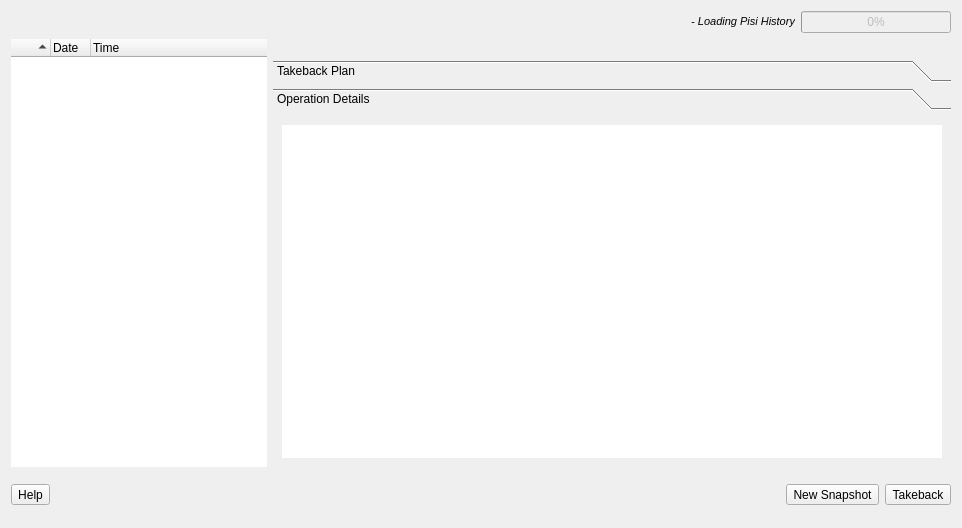
First picture: the form in kde4/history-manager/ui/mainwindow.ui, repository pars-linux/uludag, before the edit.
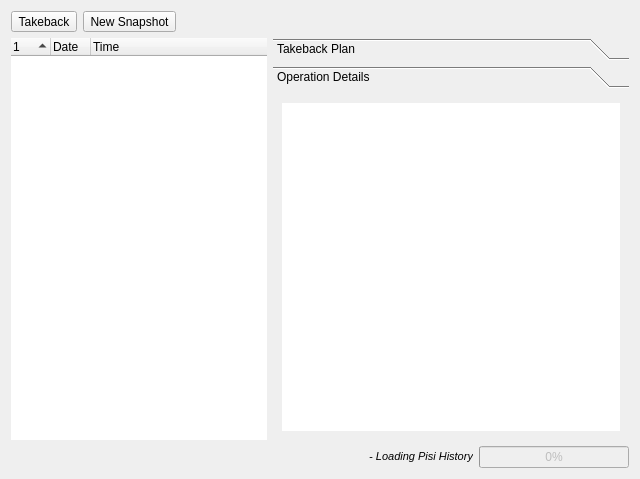
Second picture: the form after the edit. Icons and pictures are not drawn.

Commit message: remove help

The edit to the form file:
```diff
--- a/kde4/history-manager/ui/mainwindow.ui
+++ b/kde4/history-manager/ui/mainwindow.ui
@@ -6,8 +6,8 @@
    <rect>
     <x>0</x>
     <y>0</y>
-    <width>962</width>
-    <height>528</height>
+    <width>640</width>
+    <height>479</height>
    </rect>
   </property>
   <property name="windowTitle">
@@ -15,81 +15,130 @@
   </property>
   <layout class="QGridLayout" name="gridLayout">
    <item row="0" column="0" colspan="2">
-    <layout class="QHBoxLayout" name="horizontalLayout_3">
+    <layout class="QHBoxLayout" name="horizontalLayout">
      <item>
-      <spacer name="horizontalSpacer_3">
+      <layout class="QHBoxLayout" name="horizontalLayout_4">
+       <item>
+        <widget class="QToolButton" name="restoreTB">
+         <property name="sizePolicy">
+          <sizepolicy hsizetype="Minimum" vsizetype="Fixed">
+           <horstretch>0</horstretch>
+           <verstretch>0</verstretch>
+          </sizepolicy>
+         </property>
+         <property name="text">
+          <string>Takeback</string>
+         </property>
+         <property name="iconSize">
+          <size>
+           <width>24</width>
+           <height>24</height>
+          </size>
+         </property>
+         <property name="toolButtonStyle">
+          <enum>Qt::ToolButtonTextUnderIcon</enum>
+         </property>
+        </widget>
+       </item>
+       <item>
+        <widget class="QToolButton" name="newSnapshotTB">
+         <property name="sizePolicy">
+          <sizepolicy hsizetype="Minimum" vsizetype="Fixed">
+           <horstretch>0</horstretch>
+           <verstretch>0</verstretch>
+          </sizepolicy>
+         </property>
+         <property name="text">
+          <string>New Snapshot</string>
+         </property>
+         <property name="iconSize">
+          <size>
+           <width>24</width>
+           <height>24</height>
+          </size>
+         </property>
+         <property name="toolButtonStyle">
+          <enum>Qt::ToolButtonTextUnderIcon</enum>
+         </property>
+        </widget>
+       </item>
+       <item>
+        <spacer name="horizontalSpacer_2">
        <property name="orientation">
         <enum>Qt::Horizontal</enum>
        </property>
-       <property name="sizeType">
-        <enum>QSizePolicy::Preferred</enum>
-       </property>
        <property name="sizeHint" stdset="0">
         <size>
-         <width>298</width>
-         <height>21</height>
+           <width>40</width>
+           <height>20</height>
         </size>
        </property>
       </spacer>
      </item>
+      </layout>
+     </item>
      <item>
-      <widget class="QLabel" name="opTypeLabel">
+      <layout class="QHBoxLayout" name="horizontalLayout_2">
+       <item>
+        <widget class="QLabel" name="noLabel">
        <property name="font">
         <font>
-         <pointsize>8</pointsize>
          <weight>50</weight>
-         <italic>true</italic>
          <bold>false</bold>
          <strikeout>false</strikeout>
         </font>
        </property>
-       <property name="autoFillBackground">
-        <bool>false</bool>
+         <property name="frameShape">
+          <enum>QFrame::NoFrame</enum>
        </property>
        <property name="frameShadow">
         <enum>QFrame::Plain</enum>
        </property>
        <property name="text">
-        <string>- Loading Pisi History</string>
+          <string>&lt;!DOCTYPE HTML PUBLIC &quot;-//W3C//DTD HTML 4.0//EN&quot; &quot;http://www.w3.org/TR/REC-html40/strict.dtd&quot;&gt;
+&lt;html&gt;&lt;head&gt;&lt;meta name=&quot;qrichtext&quot; content=&quot;1&quot; /&gt;&lt;style type=&quot;text/css&quot;&gt;
+p, li { white-space: pre-wrap; }
+&lt;/style&gt;&lt;/head&gt;&lt;body style=&quot; font-family:'Sans Serif'; font-size:10pt; font-weight:400; font-style:normal;&quot;&gt;
+&lt;p style=&quot;-qt-paragraph-type:empty; margin-top:0px; margin-bottom:0px; margin-left:0px; margin-right:0px; -qt-block-indent:0; text-indent:0px;&quot;&gt;&lt;/p&gt;&lt;/body&gt;&lt;/html&gt;</string>
        </property>
        <property name="textFormat">
         <enum>Qt::RichText</enum>
        </property>
-       <property name="alignment">
-        <set>Qt::AlignRight|Qt::AlignTrailing|Qt::AlignVCenter</set>
-       </property>
        <property name="textInteractionFlags">
         <set>Qt::NoTextInteraction</set>
        </property>
       </widget>
      </item>
      <item>
-      <widget class="QProgressBar" name="progressBar">
-       <property name="enabled">
-        <bool>false</bool>
-       </property>
-       <property name="sizePolicy">
-        <sizepolicy hsizetype="Minimum" vsizetype="Fixed">
-         <horstretch>0</horstretch>
-         <verstretch>0</verstretch>
-        </sizepolicy>
-       </property>
-       <property name="maximumSize">
-        <size>
-         <width>150</width>
-         <height>16777215</height>
-        </size>
-       </property>
-       <property name="value">
-        <number>0</number>
-       </property>
-       <property name="alignment">
-        <set>Qt::AlignCenter</set>
-       </property>
-       <property name="format">
-        <string>%p%</string>
-       </property>
-      </widget>
+        <widget class="QLabel" name="typeLabel">
+         <property name="font">
+          <font>
+           <weight>50</weight>
+           <bold>false</bold>
+          </font>
+         </property>
+         <property name="frameShape">
+          <enum>QFrame::NoFrame</enum>
+         </property>
+         <property name="frameShadow">
+          <enum>QFrame::Plain</enum>
+         </property>
+         <property name="text">
+          <string>&lt;!DOCTYPE HTML PUBLIC &quot;-//W3C//DTD HTML 4.0//EN&quot; &quot;http://www.w3.org/TR/REC-html40/strict.dtd&quot;&gt;
+&lt;html&gt;&lt;head&gt;&lt;meta name=&quot;qrichtext&quot; content=&quot;1&quot; /&gt;&lt;style type=&quot;text/css&quot;&gt;
+p, li { white-space: pre-wrap; }
+&lt;/style&gt;&lt;/head&gt;&lt;body style=&quot; font-family:'Sans Serif'; font-size:10pt; font-weight:400; font-style:normal;&quot;&gt;
+&lt;p style=&quot;-qt-paragraph-type:empty; margin-top:0px; margin-bottom:0px; margin-left:0px; margin-right:0px; -qt-block-indent:0; text-indent:0px;&quot;&gt;&lt;/p&gt;&lt;/body&gt;&lt;/html&gt;</string>
+         </property>
+         <property name="textFormat">
+          <enum>Qt::RichText</enum>
+         </property>
+         <property name="textInteractionFlags">
+          <set>Qt::NoTextInteraction</set>
+         </property>
+        </widget>
+       </item>
+      </layout>
      </item>
     </layout>
    </item>
@@ -103,7 +152,7 @@
      </property>
      <property name="minimumSize">
       <size>
-       <width>200</width>
+       <width>100</width>
        <height>0</height>
       </size>
      </property>
@@ -148,7 +197,7 @@
      </attribute>
      <column>
       <property name="text">
-       <string> </string>
+       <string/>
       </property>
      </column>
      <column>
@@ -165,70 +214,6 @@
    </item>
    <item row="1" column="1">
     <layout class="QVBoxLayout" name="verticalLayout">
-     <item>
-      <layout class="QHBoxLayout" name="horizontalLayout_2">
-       <item>
-        <widget class="QLabel" name="noLabel">
-         <property name="font">
-          <font>
-           <weight>50</weight>
-           <bold>false</bold>
-           <underline>false</underline>
-           <strikeout>false</strikeout>
-          </font>
-         </property>
-         <property name="frameShape">
-          <enum>QFrame::NoFrame</enum>
-         </property>
-         <property name="frameShadow">
-          <enum>QFrame::Plain</enum>
-         </property>
-         <property name="text">
-          <string>&lt;!DOCTYPE HTML PUBLIC &quot;-//W3C//DTD HTML 4.0//EN&quot; &quot;http://www.w3.org/TR/REC-html40/strict.dtd&quot;&gt;
-&lt;html&gt;&lt;head&gt;&lt;meta name=&quot;qrichtext&quot; content=&quot;1&quot; /&gt;&lt;style type=&quot;text/css&quot;&gt;
-p, li { white-space: pre-wrap; }
-&lt;/style&gt;&lt;/head&gt;&lt;body style=&quot; font-family:'Sans Serif'; font-size:10pt; font-weight:400; font-style:normal;&quot;&gt;
-&lt;p style=&quot;-qt-paragraph-type:empty; margin-top:0px; margin-bottom:0px; margin-left:0px; margin-right:0px; -qt-block-indent:0; text-indent:0px;&quot;&gt;&lt;/p&gt;&lt;/body&gt;&lt;/html&gt;</string>
-         </property>
-         <property name="textFormat">
-          <enum>Qt::RichText</enum>
-         </property>
-         <property name="textInteractionFlags">
-          <set>Qt::NoTextInteraction</set>
-         </property>
-        </widget>
-       </item>
-       <item>
-        <widget class="QLabel" name="typeLabel">
-         <property name="font">
-          <font>
-           <weight>50</weight>
-           <bold>false</bold>
-          </font>
-         </property>
-         <property name="frameShape">
-          <enum>QFrame::NoFrame</enum>
-         </property>
-         <property name="frameShadow">
-          <enum>QFrame::Plain</enum>
-         </property>
-         <property name="text">
-          <string>&lt;!DOCTYPE HTML PUBLIC &quot;-//W3C//DTD HTML 4.0//EN&quot; &quot;http://www.w3.org/TR/REC-html40/strict.dtd&quot;&gt;
-&lt;html&gt;&lt;head&gt;&lt;meta name=&quot;qrichtext&quot; content=&quot;1&quot; /&gt;&lt;style type=&quot;text/css&quot;&gt;
-p, li { white-space: pre-wrap; }
-&lt;/style&gt;&lt;/head&gt;&lt;body style=&quot; font-family:'Sans Serif'; font-size:10pt; font-weight:400; font-style:normal;&quot;&gt;
-&lt;p style=&quot;-qt-paragraph-type:empty; margin-top:0px; margin-bottom:0px; margin-left:0px; margin-right:0px; -qt-block-indent:0; text-indent:0px;&quot;&gt;&lt;/p&gt;&lt;/body&gt;&lt;/html&gt;</string>
-         </property>
-         <property name="textFormat">
-          <enum>Qt::RichText</enum>
-         </property>
-         <property name="textInteractionFlags">
-          <set>Qt::NoTextInteraction</set>
-         </property>
-        </widget>
-       </item>
-      </layout>
-     </item>
      <item>
       <widget class="QToolBox" name="operationTB">
        <property name="sizePolicy">
@@ -305,7 +290,7 @@
          <rect>
           <x>0</x>
           <y>0</y>
-          <width>682</width>
+          <width>360</width>
           <height>340</height>
          </rect>
         </property>
@@ -337,77 +322,79 @@
     </layout>
    </item>
    <item row="2" column="0" colspan="2">
-    <layout class="QHBoxLayout" name="horizontalLayout">
+    <layout class="QHBoxLayout" name="horizontalLayout_3">
      <item>
-      <widget class="QToolButton" name="helpTB">
-       <property name="text">
-        <string>Help</string>
-       </property>
-       <property name="icon">
-        <iconset resource="../resources/data.qrc">
-         <normaloff>:/icons/help.png</normaloff>:/icons/help.png</iconset>
-       </property>
-       <property name="iconSize">
-        <size>
-         <width>24</width>
-         <height>24</height>
-        </size>
-       </property>
-       <property name="toolButtonStyle">
-        <enum>Qt::ToolButtonTextUnderIcon</enum>
-       </property>
-      </widget>
-     </item>
-     <item>
-      <spacer name="horizontalSpacer">
+      <spacer name="horizontalSpacer_3">
        <property name="orientation">
         <enum>Qt::Horizontal</enum>
        </property>
+       <property name="sizeType">
+        <enum>QSizePolicy::Preferred</enum>
+       </property>
        <property name="sizeHint" stdset="0">
         <size>
-         <width>636</width>
-         <height>44</height>
+         <width>298</width>
+         <height>21</height>
         </size>
        </property>
       </spacer>
      </item>
      <item>
-      <widget class="QToolButton" name="newSnapshotTB">
+      <widget class="QLabel" name="opTypeLabel">
+       <property name="font">
+        <font>
+         <pointsize>8</pointsize>
+         <weight>50</weight>
+         <italic>true</italic>
+         <bold>false</bold>
+         <strikeout>false</strikeout>
+        </font>
+       </property>
+       <property name="autoFillBackground">
+        <bool>false</bool>
+       </property>
+       <property name="frameShadow">
+        <enum>QFrame::Plain</enum>
+       </property>
        <property name="text">
-        <string>New Snapshot</string>
+        <string>- Loading Pisi History</string>
        </property>
-       <property name="icon">
-        <iconset resource="../resources/data.qrc">
-         <normaloff>:/icons/newsnapshot.png</normaloff>:/icons/newsnapshot.png</iconset>
+       <property name="textFormat">
+        <enum>Qt::RichText</enum>
        </property>
-       <property name="iconSize">
-        <size>
-         <width>24</width>
-         <height>24</height>
-        </size>
+       <property name="alignment">
+        <set>Qt::AlignRight|Qt::AlignTrailing|Qt::AlignVCenter</set>
        </property>
-       <property name="toolButtonStyle">
-        <enum>Qt::ToolButtonTextUnderIcon</enum>
+       <property name="textInteractionFlags">
+        <set>Qt::NoTextInteraction</set>
        </property>
       </widget>
      </item>
      <item>
-      <widget class="QToolButton" name="restoreTB">
-       <property name="text">
-        <string>Takeback</string>
+      <widget class="QProgressBar" name="progressBar">
+       <property name="enabled">
+        <bool>false</bool>
        </property>
-       <property name="icon">
-        <iconset resource="../resources/data.qrc">
-         <normaloff>:/icons/dotakeback.png</normaloff>:/icons/dotakeback.png</iconset>
+       <property name="sizePolicy">
+        <sizepolicy hsizetype="Minimum" vsizetype="Fixed">
+         <horstretch>0</horstretch>
+         <verstretch>0</verstretch>
+        </sizepolicy>
        </property>
-       <property name="iconSize">
+       <property name="maximumSize">
         <size>
-         <width>24</width>
-         <height>24</height>
+         <width>150</width>
+         <height>16777215</height>
         </size>
        </property>
-       <property name="toolButtonStyle">
-        <enum>Qt::ToolButtonTextUnderIcon</enum>
+       <property name="value">
+        <number>0</number>
+       </property>
+       <property name="alignment">
+        <set>Qt::AlignCenter</set>
+       </property>
+       <property name="format">
+        <string>%p%</string>
        </property>
       </widget>
      </item>
```
Left out of the diff: 3 changed lines with no effect on the pictures. Lines whose indentation alone changed are shown as unchanged. The commit also changes 1 other file.
